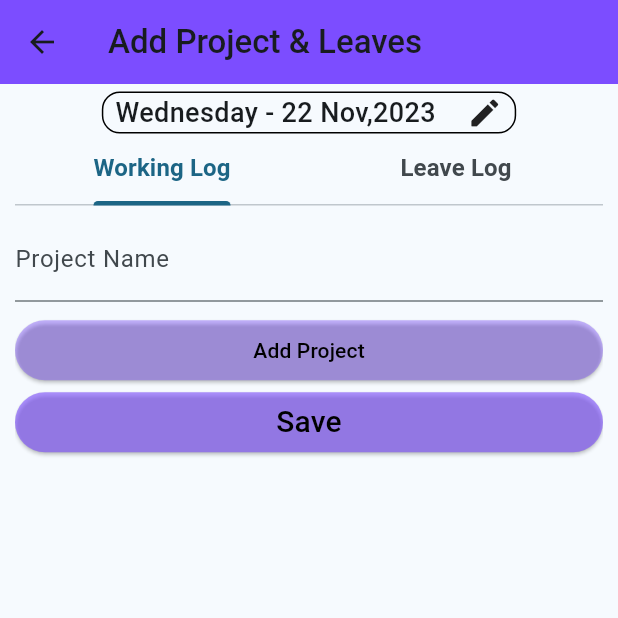
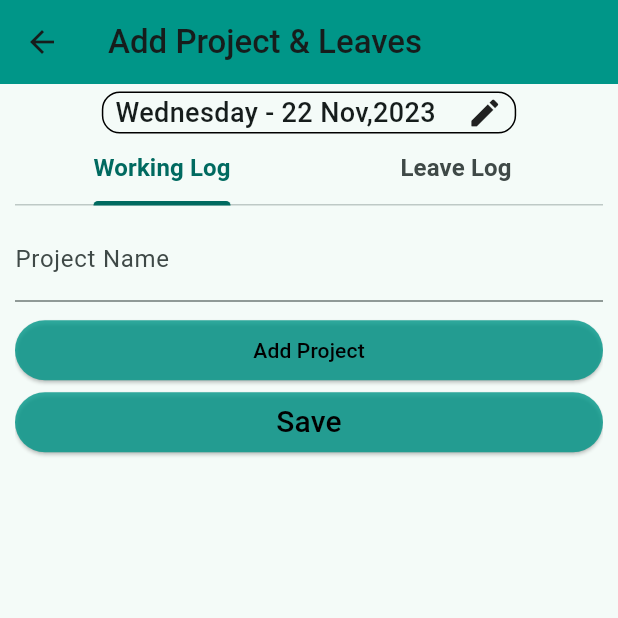
Before and after one commit to haris-cdu/TimeLeaveAndLogsApp, a Flutter app: the screen it shows after launch, scrolled down 158 dp, after a tap on the "add" icon, on a phone screen of 412 x 824 dp, the top half of it. Run offline on Flutter 3.47's test engine with Material 2 defaults, Android fonts, the light colour scheme and no system bars; our stand-ins replace animated_splash_screen, dio, fl_chart; network calls fail.

Commit message:
Changed themecolor of the app

```diff
--- a/lib/main.dart
+++ b/lib/main.dart
@@ -22,7 +22,7 @@ class MyApp extends StatelessWidget {
         debugShowCheckedModeBanner: false,
         title: 'TimeSheet',
         theme: ThemeData(
-          colorScheme: ColorScheme.fromSeed(seedColor: Colors.lightBlueAccent),
+          colorScheme: ColorScheme.fromSeed(seedColor: Colors.teal),
           useMaterial3: true,
         ),
         home: AnimatedSplashScreen(
--- a/lib/pages/add_project_form.dart
+++ b/lib/pages/add_project_form.dart
@@ -72,7 +72,7 @@ class AddProjectFormFormState extends State<AddProjectForm> {
                 Navigator.pop(context, true);
               },
             ),
-            backgroundColor: Colors.deepPurpleAccent,
+            backgroundColor: Colors.teal,
             title: const Text(
               "Add Project & Leaves",
               style: TextStyle(fontWeight: FontWeight.w500),
@@ -224,8 +224,7 @@ class AddProjectFormFormState extends State<AddProjectForm> {
                     }
                   },
                   style: ElevatedButton.styleFrom(
-                      backgroundColor:
-                          Colors.deepPurpleAccent.withOpacity(0.4)),
+                      backgroundColor: Colors.teal.withOpacity(0.8)),
                   child: const Text(
                     'Add Project',
                     style: TextStyle(color: Colors.black),
@@ -246,7 +245,10 @@ class AddProjectFormFormState extends State<AddProjectForm> {
                     trailing: Wrap(
                       children: <Widget>[
                         IconButton(
-                          icon: const Icon(Icons.delete),
+                          icon: const Icon(
+                            Icons.delete,
+                            color: Colors.red,
+                          ),
                           onPressed: () => removeProject(project),
                         ),
                         const IconButton(
@@ -293,8 +295,9 @@ class AddProjectFormFormState extends State<AddProjectForm> {
                           projectNameController.clear();
                         },
                         style: ElevatedButton.styleFrom(
-                            backgroundColor:
-                                Colors.deepPurpleAccent.withOpacity(0.4)),
+                            fixedSize: const Size(
+                                double.maxFinite, double.minPositive),
+                            backgroundColor: Colors.teal.withOpacity(0.8)),
                         child: const Text(
                           'Add Task',
                           style: TextStyle(color: Colors.black),
@@ -313,7 +316,10 @@ class AddProjectFormFormState extends State<AddProjectForm> {
                                 fontWeight: FontWeight.w400, fontSize: 16),
                           ),
                           trailing: IconButton(
-                            icon: const Icon(Icons.delete),
+                            icon: const Icon(
+                              Icons.delete,
+                              color: Colors.red,
+                            ),
                             onPressed: () => removeTask(project, task),
                           ),
                         ),
@@ -321,8 +327,7 @@ class AddProjectFormFormState extends State<AddProjectForm> {
                   ),
                 ElevatedButton(
                     style: ElevatedButton.styleFrom(
-                        backgroundColor:
-                            Colors.deepPurpleAccent.withOpacity(0.6)),
+                        backgroundColor: Colors.teal.withOpacity(0.8)),
                     onPressed: () async {
                       provider.setLoading(true);
                       int status = await provider.addProjectAndTasks(
@@ -412,8 +417,7 @@ class AddProjectFormFormState extends State<AddProjectForm> {
             children: [
               ElevatedButton(
                   style: ElevatedButton.styleFrom(
-                      backgroundColor:
-                          Colors.deepPurpleAccent.withOpacity(0.6)),
+                      backgroundColor: Colors.teal.withOpacity(0.8)),
                   onPressed: () {
                     showDialog(
                       context: context,
@@ -432,7 +436,10 @@ class AddProjectFormFormState extends State<AddProjectForm> {
                       },
                     );
                   },
-                  child: const Text("Edit")),
+                  child: const Text(
+                    "Edit",
+                    style: TextStyle(color: Colors.black),
+                  )),
               SizedBox(
                 width: wp(context, 2),
               ),
@@ -511,7 +518,7 @@ class AddProjectFormFormState extends State<AddProjectForm> {
         ),
         ElevatedButton(
             style: ElevatedButton.styleFrom(
-                backgroundColor: Colors.deepPurpleAccent.withOpacity(0.6)),
+                backgroundColor: Colors.teal.withOpacity(0.8)),
             onPressed: () async {
               provider.setLoading(true);
               int status = await provider.addLeaveLogs(
--- a/lib/pages/timesheet_page.dart
+++ b/lib/pages/timesheet_page.dart
@@ -47,10 +47,11 @@ class _TimeSheetPageState extends State<TimeSheetPage> {
                 // Navigator.pop(context, true);
               },
             ),
-            backgroundColor: Colors.deepPurpleAccent,
+            backgroundColor: Colors.teal,
             title: const Text(
               "TimeSheet",
-              style: TextStyle(fontWeight: FontWeight.w500),
+              style:
+                  TextStyle(fontWeight: FontWeight.w500, color: Colors.black),
             ),
             actions: [
               IconButton(
@@ -300,7 +301,7 @@ class _TimeSheetPageState extends State<TimeSheetPage> {
             ),
           ),
           floatingActionButton: FloatingActionButton(
-            backgroundColor: Colors.deepPurpleAccent,
+            backgroundColor: Colors.teal,
             onPressed: () {
               Navigator.of(context).push(MaterialPageRoute(
                   builder: (context) => AddProjectForm(
```
